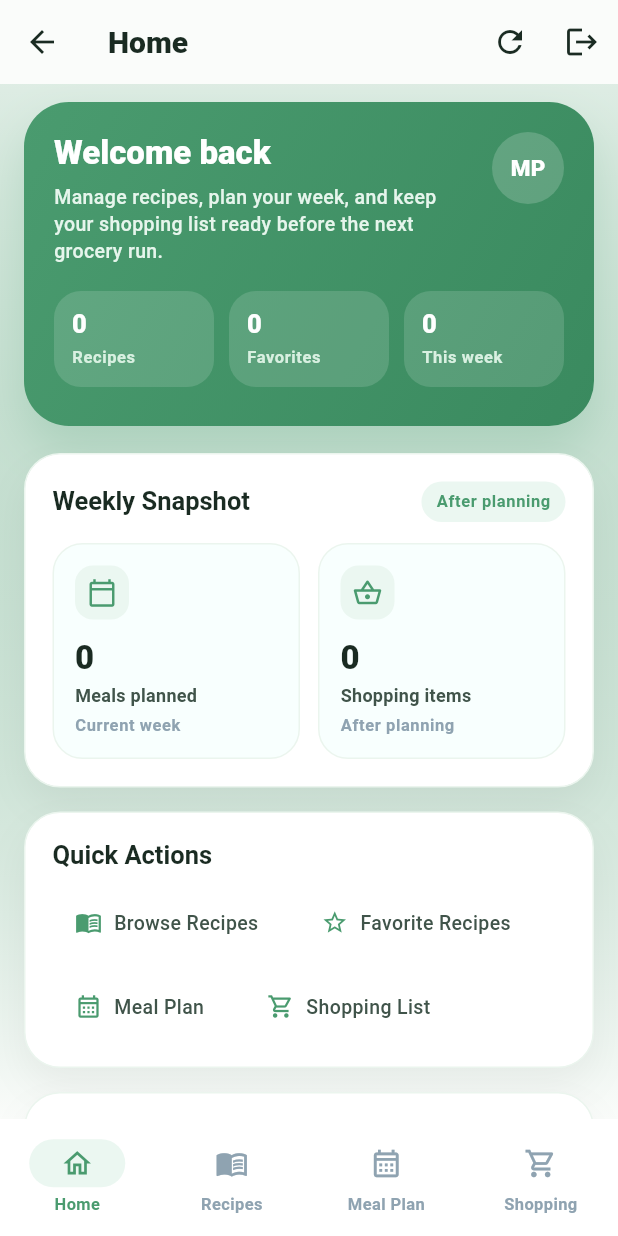
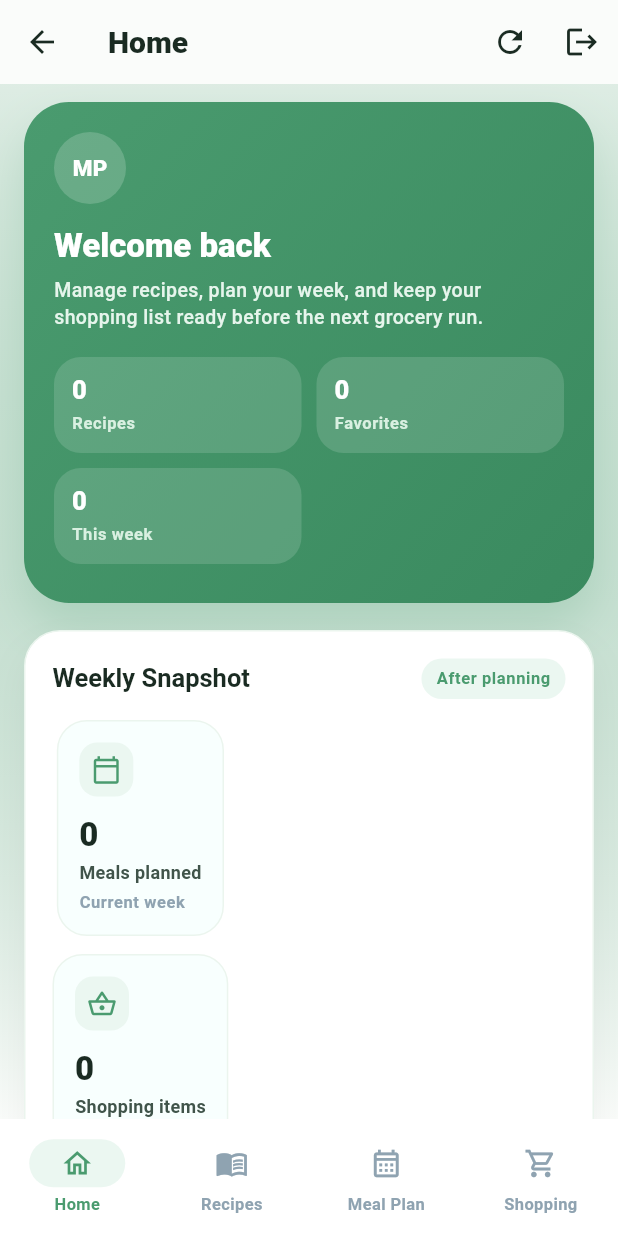
Before and after one commit to wassimhaoues/devmob_gestionrepas, a Flutter app: the DashboardPage screen opened by its route, on a phone screen of 412 x 824 dp. Run offline on Flutter 3.47's test engine with Material 3 defaults, Android fonts, the phone set to English and light mode, and no system bars; our stand-ins replace cloud_firestore, firebase_auth, firebase_core, firebase_storage, image_picker, shared_preferences; accounts and stored records are empty.

Commit message:
feat(ui): finalize responsive polish pass

```diff
--- a/lib/views/dashboard/dashboard_page.dart
+++ b/lib/views/dashboard/dashboard_page.dart
@@ -383,10 +383,11 @@ class _HomeTab extends StatelessWidget {
                   ),
                 ),
                 const SizedBox(height: 14),
-                Row(
-                  children: <Widget>[
-                    Expanded(
-                      child: _StatCard(
+                LayoutBuilder(
+                  builder: (context, constraints) {
+                    final stacked = constraints.maxWidth < 440;
+                    final cards = <Widget>[
+                      _StatCard(
                         label: 'Meals planned',
                         value: plannedMealValue,
                         icon: Icons.calendar_today_outlined,
@@ -394,17 +395,32 @@ class _HomeTab extends StatelessWidget {
                             ? 'Current week'
                             : 'This week',
                       ),
-                    ),
-                    const SizedBox(width: 12),
-                    Expanded(
-                      child: _StatCard(
+                      _StatCard(
                         label: 'Shopping items',
                         value: shoppingValue,
                         icon: Icons.shopping_basket_outlined,
                         helperText: shoppingHelperText,
                       ),
-                    ),
+                    ];
+                    if (stacked) {
+                      return Column(
+                        children: <Widget>[
+                          for (int index = 0; index < cards.length; index++) ...[
+                            cards[index],
+                            if (index < cards.length - 1)
+                              const SizedBox(height: 12),
                           ],
+                        ],
+                      );
+                    }
+                    return Row(
+                      children: <Widget>[
+                        Expanded(child: cards[0]),
+                        const SizedBox(width: 12),
+                        Expanded(child: cards[1]),
+                      ],
+                    );
+                  },
                 ),
               ],
             ),
@@ -631,13 +647,26 @@ class _DashboardHero extends StatelessWidget {
       child: Column(
         crossAxisAlignment: CrossAxisAlignment.start,
         children: <Widget>[
-          Row(
+          LayoutBuilder(
+            builder: (context, constraints) {
+              final stacked = constraints.maxWidth < 360;
+              final avatar = CircleAvatar(
+                radius: 24,
+                backgroundColor: Colors.white.withValues(alpha: 0.18),
+                child: Text(
+                  initials,
+                  style: const TextStyle(
+                    color: Colors.white,
+                    fontWeight: FontWeight.w800,
+                  ),
+                ),
+              );
+              if (stacked) {
+                return Column(
                   crossAxisAlignment: CrossAxisAlignment.start,
                   children: <Widget>[
-              Expanded(
-                child: Column(
-                  crossAxisAlignment: CrossAxisAlignment.start,
-                  children: <Widget>[
+                    avatar,
+                    const SizedBox(height: 14),
                     Text(
                       greeting,
                       style: Theme.of(
@@ -652,46 +681,76 @@ class _DashboardHero extends StatelessWidget {
                       ),
                     ),
                   ],
+                );
+              }
+              return Row(
+                crossAxisAlignment: CrossAxisAlignment.start,
+                children: <Widget>[
+                  Expanded(
+                    child: Column(
+                      crossAxisAlignment: CrossAxisAlignment.start,
+                      children: <Widget>[
+                        Text(
+                          greeting,
+                          style: Theme.of(context).textTheme.headlineSmall
+                              ?.copyWith(color: Colors.white),
+                        ),
+                        const SizedBox(height: 8),
+                        Text(
+                          'Manage recipes, plan your week, and keep your shopping list ready before the next grocery run.',
+                          style: Theme.of(context).textTheme.bodyMedium
+                              ?.copyWith(color: const Color(0xFFE6F5EC)),
+                        ),
+                      ],
                     ),
                   ),
                   const SizedBox(width: 16),
-              CircleAvatar(
-                radius: 24,
-                backgroundColor: Colors.white.withValues(alpha: 0.18),
-                child: Text(
-                  initials,
-                  style: const TextStyle(
-                    color: Colors.white,
-                    fontWeight: FontWeight.w800,
-                  ),
-                ),
-              ),
+                  avatar,
                 ],
+              );
+            },
           ),
           const SizedBox(height: 18),
-          Row(
-            children: <Widget>[
-              Expanded(
-                child: _HeroStatCard(
+          LayoutBuilder(
+            builder: (context, constraints) {
+              final cards = <Widget>[
+                _HeroStatCard(
                   label: 'Recipes',
                   value: recipeCount.toString(),
                 ),
-              ),
-              const SizedBox(width: 10),
-              Expanded(
-                child: _HeroStatCard(
+                _HeroStatCard(
                   label: 'Favorites',
                   value: favoriteCount.toString(),
                 ),
-              ),
-              const SizedBox(width: 10),
-              Expanded(
-                child: _HeroStatCard(
+                _HeroStatCard(
                   label: 'This week',
                   value: plannedMealCount.toString(),
                 ),
+              ];
+              if (constraints.maxWidth < 430) {
+                return Wrap(
+                  spacing: 10,
+                  runSpacing: 10,
+                  children: cards
+                      .map(
+                        (card) => SizedBox(
+                          width: (constraints.maxWidth - 10) / 2,
+                          child: card,
                         ),
+                      )
+                      .toList(),
+                );
+              }
+              return Row(
+                children: <Widget>[
+                  Expanded(child: cards[0]),
+                  const SizedBox(width: 10),
+                  Expanded(child: cards[1]),
+                  const SizedBox(width: 10),
+                  Expanded(child: cards[2]),
                 ],
+              );
+            },
           ),
         ],
       ),
```
Also changed, not shown: lib/views/auth/login_page.dart (+5 -2 lines), lib/views/auth/register_page.dart (+5 -2 lines), lib/views/recipe/recipe_detail_page.dart (+86 -19 lines), lib/views/recipe/recipe_list_page.dart (+23 -11 lines), 1 other file. Lines whose indentation alone changed are shown as unchanged.
